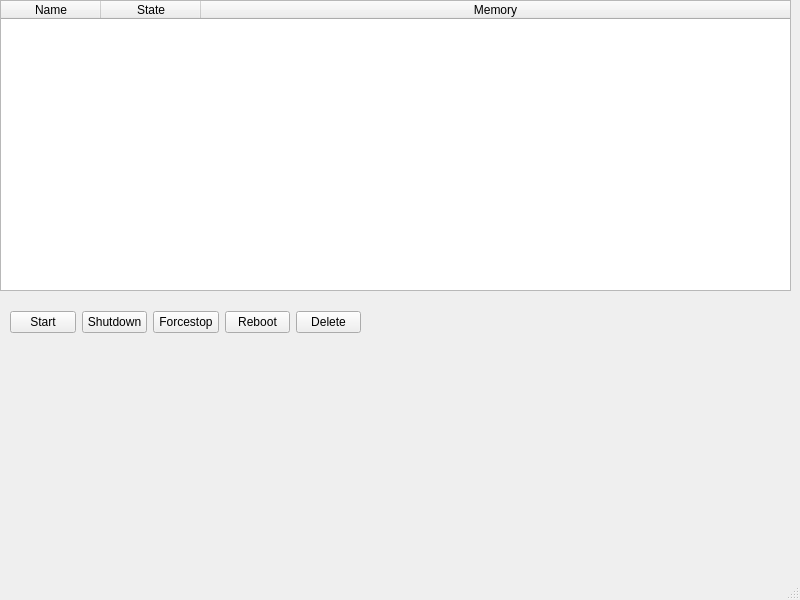
Above: yakumo-gui/mainwindow.ui from 3shouo/yakumo before the change. Below: the same form after it.
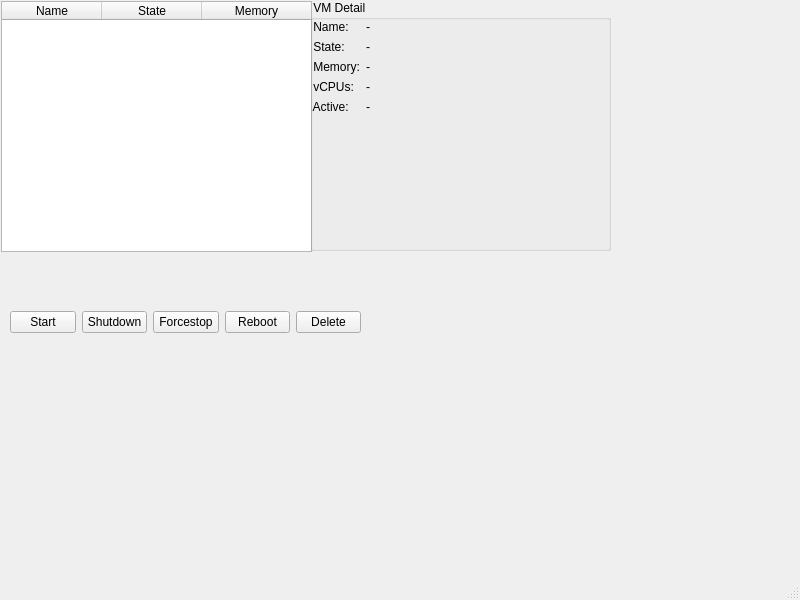
That is the form after the change.

Commit message: feat(gui): add VM detail pane

```diff
--- a/yakumo-gui/mainwindow.ui
+++ b/yakumo-gui/mainwindow.ui
@@ -17,10 +17,10 @@
    <widget class="QTableWidget" name="vmTable">
     <property name="geometry">
      <rect>
-      <x>0</x>
-      <y>0</y>
-      <width>791</width>
-      <height>291</height>
+      <x>1</x>
+      <y>1</y>
+      <width>311</width>
+      <height>251</height>
      </rect>
     </property>
     <property name="editTriggers">
@@ -105,6 +105,101 @@
      </item>
     </layout>
    </widget>
+   <widget class="QGroupBox" name="groupBox">
+    <property name="geometry">
+     <rect>
+      <x>310</x>
+      <y>0</y>
+      <width>301</width>
+      <height>251</height>
+     </rect>
+    </property>
+    <property name="title">
+     <string> VM Detail</string>
+    </property>
+    <widget class="QWidget" name="formLayoutWidget">
+     <property name="geometry">
+      <rect>
+       <x>0</x>
+       <y>20</y>
+       <width>171</width>
+       <height>211</height>
+      </rect>
+     </property>
+     <layout class="QFormLayout" name="formLayout">
+      <item row="0" column="0">
+       <widget class="QLabel" name="nameLabel_1">
+        <property name="text">
+         <string> Name:</string>
+        </property>
+       </widget>
+      </item>
+      <item row="0" column="1">
+       <widget class="QLabel" name="detailNameValue">
+        <property name="text">
+         <string>-</string>
+        </property>
+       </widget>
+      </item>
+      <item row="1" column="0">
+       <widget class="QLabel" name="nameLabel_2">
+        <property name="text">
+         <string> State:</string>
+        </property>
+       </widget>
+      </item>
+      <item row="1" column="1">
+       <widget class="QLabel" name="detailStateValue">
+        <property name="text">
+         <string>-</string>
+        </property>
+       </widget>
+      </item>
+      <item row="2" column="0">
+       <widget class="QLabel" name="nameLabel_3">
+        <property name="text">
+         <string> Memory:</string>
+        </property>
+       </widget>
+      </item>
+      <item row="2" column="1">
+       <widget class="QLabel" name="detailMemoryValue">
+        <property name="text">
+         <string>-</string>
+        </property>
+       </widget>
+      </item>
+      <item row="3" column="0">
+       <widget class="QLabel" name="nameLabel_4">
+        <property name="text">
+         <string> vCPUs:</string>
+        </property>
+       </widget>
+      </item>
+      <item row="3" column="1">
+       <widget class="QLabel" name="detailVcpusValue">
+        <property name="text">
+         <string>-</string>
+        </property>
+       </widget>
+      </item>
+      <item row="4" column="0">
+       <widget class="QLabel" name="nameLabel_5">
+        <property name="text">
+         <string> Active:</string>
+        </property>
+       </widget>
+      </item>
+      <item row="4" column="1">
+       <widget class="QLabel" name="detailActiveValue">
+        <property name="text">
+         <string>-</string>
+        </property>
+       </widget>
+      </item>
+     </layout>
+    </widget>
+   </widget>
   </widget>
   <widget class="QMenuBar" name="menubar">
    <property name="geometry">
```
The commit also changes 2 other files.
